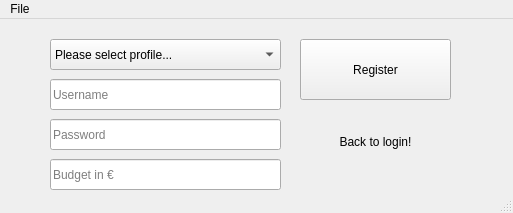
Above: Register.ui from nhatlam96/gui-xtraktor before the change. Below: the same form after it.
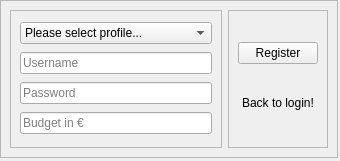
That is the form after the change.

What changed in the file:
```diff
--- a/Register.ui
+++ b/Register.ui
@@ -6,49 +6,41 @@
    <rect>
     <x>0</x>
     <y>0</y>
-    <width>513</width>
-    <height>213</height>
+    <width>340</width>
+    <height>161</height>
    </rect>
   </property>
   <property name="windowTitle">
    <string>Register</string>
   </property>
   <widget class="QWidget" name="centralwidget">
-   <widget class="QLineEdit" name="usernameLineEdit">
+   <widget class="QFrame" name="frame_3">
     <property name="geometry">
      <rect>
-      <x>50</x>
-      <y>60</y>
-      <width>231</width>
-      <height>31</height>
+      <x>0</x>
+      <y>0</y>
+      <width>338</width>
+      <height>158</height>
      </rect>
     </property>
-    <property name="placeholderText">
-     <string>Username</string>
+    <property name="frameShape">
+     <enum>QFrame::StyledPanel</enum>
     </property>
-   </widget>
-   <widget class="QLineEdit" name="passwordLineEdit">
-    <property name="geometry">
-     <rect>
-      <x>50</x>
-      <y>100</y>
-      <width>231</width>
-      <height>31</height>
-     </rect>
+    <property name="frameShadow">
+     <enum>QFrame::Raised</enum>
     </property>
-    <property name="placeholderText">
-     <string>Password</string>
-    </property>
-   </widget>
+    <layout class="QHBoxLayout" name="horizontalLayout">
+     <item>
+      <widget class="QFrame" name="frame_2">
+       <property name="frameShape">
+        <enum>QFrame::StyledPanel</enum>
+       </property>
+       <property name="frameShadow">
+        <enum>QFrame::Raised</enum>
+       </property>
+       <layout class="QVBoxLayout" name="verticalLayout_2">
+        <item>
    <widget class="QComboBox" name="registerAsComboBox">
-    <property name="geometry">
-     <rect>
-      <x>50</x>
-      <y>20</y>
-      <width>231</width>
-      <height>31</height>
-     </rect>
-    </property>
     <property name="currentIndex">
      <number>0</number>
     </property>
@@ -81,28 +73,23 @@
      </property>
     </item>
    </widget>
-   <widget class="QPushButton" name="registerButton">
-    <property name="geometry">
-     <rect>
-      <x>300</x>
-      <y>20</y>
-      <width>151</width>
-      <height>61</height>
-     </rect>
-    </property>
-    <property name="text">
-     <string>Register</string>
-    </property>
-   </widget>
+        </item>
+        <item>
+         <widget class="QLineEdit" name="usernameLineEdit">
+          <property name="placeholderText">
+           <string>Username</string>
+          </property>
+         </widget>
+        </item>
+        <item>
+         <widget class="QLineEdit" name="passwordLineEdit">
+          <property name="placeholderText">
+           <string>Password</string>
+          </property>
+         </widget>
+        </item>
+        <item>
    <widget class="QLineEdit" name="budgetLineEdit">
-    <property name="geometry">
-     <rect>
-      <x>50</x>
-      <y>140</y>
-      <width>231</width>
-      <height>31</height>
-     </rect>
-    </property>
     <property name="text">
      <string/>
     </property>
@@ -110,15 +97,28 @@
      <string>Budget in €</string>
     </property>
    </widget>
+        </item>
+       </layout>
+      </widget>
+     </item>
+     <item>
+      <widget class="QFrame" name="frame">
+       <property name="frameShape">
+        <enum>QFrame::StyledPanel</enum>
+       </property>
+       <property name="frameShadow">
+        <enum>QFrame::Raised</enum>
+       </property>
+       <layout class="QVBoxLayout" name="verticalLayout">
+        <item>
+         <widget class="QPushButton" name="registerButton">
+          <property name="text">
+           <string>Register</string>
+          </property>
+         </widget>
+        </item>
+        <item>
    <widget class="QPushButton" name="goToLoginButton">
-    <property name="geometry">
-     <rect>
-      <x>300</x>
-      <y>110</y>
-      <width>151</width>
-      <height>25</height>
-     </rect>
-    </property>
     <property name="text">
      <string>Back to login!</string>
     </property>
@@ -132,25 +132,13 @@
      <bool>true</bool>
     </property>
    </widget>
-  </widget>
-  <widget class="QMenuBar" name="menubar">
-   <property name="geometry">
-    <rect>
-     <x>0</x>
-     <y>0</y>
-     <width>513</width>
-     <height>22</height>
-    </rect>
-   </property>
-   <widget class="QMenu" name="menuFile">
-    <property name="title">
-     <string>File</string>
-    </property>
-    <addaction name="actionClose"/>
+        </item>
+       </layout>
+      </widget>
+     </item>
+    </layout>
    </widget>
-   <addaction name="menuFile"/>
   </widget>
-  <widget class="QStatusBar" name="statusbar"/>
   <action name="actionClose">
    <property name="text">
     <string>Close</string>
```
Left out of the diff: 5 changed lines with no effect on the pictures. Lines whose indentation alone changed are shown as unchanged.
